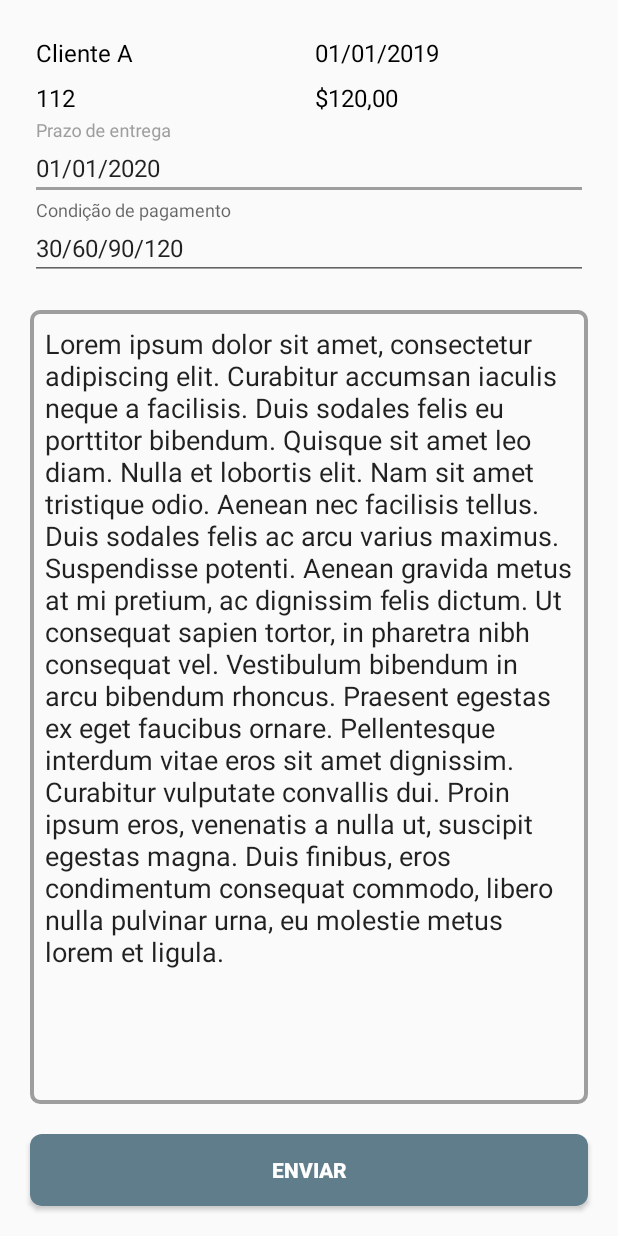
After one commit to danielfelipesartorio/Degas, an Android app: the layout activity_export_order.xml on its own in the app's theme, with its tools: preview values and no code run, on a phone screen of 412 x 824 dp. The commit adds this screen. Run offline under Robolectric (Android 15) with nearby library versions, the phone set to English and light mode, and no system bars.

Commit message:
Added observation field to Order

```diff
--- a/app/src/main/java/com/sartorio/degas/common/PdfCreatorHelper.kt
+++ b/app/src/main/java/com/sartorio/degas/common/PdfCreatorHelper.kt
@@ -115,7 +115,7 @@ class PdfCreatorHelper(context: AppCompatActivity) {
      * @return String
      */
     private fun getFileName(order: Order): String {
-        return "${order.client.name.companyName} - ${SimpleDateFormat("dd.MM.yyyy").format(order.date)}" + ".pdf"
+        return "${order.client.name.companyName} - ${SimpleDateFormat("dd.MM.yyyy").format(order.orderDate)}" + ".pdf"
     }
 
 }
--- a/app/src/main/java/com/sartorio/degas/common/di.kt
+++ b/app/src/main/java/com/sartorio/degas/common/di.kt
@@ -2,6 +2,7 @@ package com.sartorio.degas.common
 
 import com.google.gson.Gson
 import com.sartorio.degas.ui.*
+import com.sartorio.degas.ui.exportorder.ExportOrderViewModel
 import com.sartorio.degas.ui.newclient.NewClientViewModel
 import com.sartorio.degas.ui.orderdetails.OrderDetailsViewModel
 import com.sartorio.degas.ui.orderslist.OrdersListViewModel
@@ -19,6 +20,7 @@ val appModule = module {
     viewModel { ProductViewModel(get(), get()) }
     viewModel { OrderDetailsViewModel(get(), get()) }
     viewModel { NewClientViewModel(get()) }
+    viewModel { ExportOrderViewModel(get()) }
     single { ClientRepositoryImpl() as ClientRepository }
     single { OrderRepositoryImpl(get(), get()) as OrderRepository }
     single { ProductRepositoryImpl() as ProductRepository }
--- a/app/src/main/java/com/sartorio/degas/ui/orderslist/OrderViewHolder.kt
+++ b/app/src/main/java/com/sartorio/degas/ui/orderslist/OrderViewHolder.kt
@@ -9,6 +9,6 @@ import java.text.SimpleDateFormat
 class OrderViewHolder(private val view: View) : RecyclerView.ViewHolder(view) {
     fun format(order: Order) {
         view.textViewClientName.text = order.client.name.companyName
-        view.textViewOrderDate.text = SimpleDateFormat("dd/MM/yy").format(order.date)
+        view.textViewOrderDate.text = SimpleDateFormat("dd/MM/yy").format(order.orderDate)
     }
 }
--- /dev/null
+++ b/app/src/main/res/drawable/edit_text_box.xml
@@ -0,0 +1,9 @@
+<?xml version="1.0" encoding="utf-8"?>
+<shape xmlns:android="http://schemas.android.com/apk/res/android"
+    android:shape="rectangle">
+    <solid android:color="#00000000" />
+    <stroke android:width="2.5dp"
+        android:color="@color/colorAccent" />
+    <corners
+        android:radius="5dp"/>
+</shape>
--- /dev/null
+++ b/app/src/main/res/layout/activity_export_order.xml
@@ -0,0 +1,146 @@
+<?xml version="1.0" encoding="utf-8"?>
+<layout>
+
+    <data>
+        <variable
+            name="exportOrderViewModel"
+            type="com.sartorio.degas.ui.exportorder.ExportOrderViewModel" />
+    </data>
+
+    <androidx.constraintlayout.widget.ConstraintLayout xmlns:android="http://schemas.android.com/apk/res/android"
+        xmlns:app="http://schemas.android.com/apk/res-auto"
+        xmlns:tools="http://schemas.android.com/tools"
+        android:layout_width="match_parent"
+        android:layout_height="match_parent"
+        tools:context=".ui.exportorder.ExportOrderActivity">
+
+        <androidx.constraintlayout.widget.ConstraintLayout
+            android:paddingTop="20dp"
+            android:paddingEnd="20dp"
+            android:paddingStart="20dp"
+            android:id="@+id/orderDetailsContainer"
+            android:layout_width="0dp"
+            android:layout_height="wrap_content"
+            android:orientation="vertical"
+            app:layout_constraintEnd_toEndOf="parent"
+            app:layout_constraintStart_toStartOf="parent"
+            app:layout_constraintTop_toTopOf="parent">
+
+            <TextView
+                android:id="@+id/textViewClientName"
+                android:layout_width="0dp"
+                android:layout_height="wrap_content"
+                tools:text = "Cliente A"
+                android:textColor="@color/black"
+                android:textSize="16sp"
+                android:padding="4dp"
+                app:layout_constraintTop_toTopOf="parent"
+                app:layout_constraintStart_toStartOf="parent"
+                app:layout_constraintEnd_toStartOf="@id/textViewOrderDate"
+                android:text="@{exportOrderViewModel.clientName}"/>
+
+            <TextView
+                android:id="@+id/textViewOrderDate"
+                android:layout_width="0dp"
+                tools:text = "01/01/2019"
+                android:layout_height="wrap_content"
+                android:textSize="16sp"
+                android:textColor="@color/black"
+                android:padding="4dp"
+                app:layout_constraintTop_toTopOf="parent"
+                app:layout_constraintEnd_toEndOf="parent"
+                app:layout_constraintStart_toEndOf="@id/textViewClientName"
+                android:text="@{exportOrderViewModel.orderDate}"/>
+
+            <TextView
+                android:id="@+id/textViewOrderAmount"
+                android:layout_width="0dp"
+                android:textColor="@color/black"
+                android:layout_height="wrap_content"
+                android:textSize="16sp"
+                android:padding="4dp"
+                tools:text = "112"
+                app:layout_constraintTop_toBottomOf="@id/textViewClientName"
+                app:layout_constraintStart_toStartOf="parent"
+                app:layout_constraintEnd_toStartOf="@id/textViewOrderCost"
+                android:text="@{exportOrderViewModel.orderAmount}"/>
+
+            <TextView
+                android:id="@+id/textViewOrderCost"
+                android:textColor="@color/black"
+                android:layout_width="0dp"
+                android:textSize="16sp"
+                android:padding="4dp"
+                tools:text = "$120,00"
+                android:layout_height="wrap_content"
+                app:layout_constraintTop_toBottomOf="@id/textViewClientName"
+                app:layout_constraintEnd_toEndOf="parent"
+                app:layout_constraintStart_toEndOf="@id/textViewOrderAmount"
+                android:text="@{exportOrderViewModel.orderCost}"/>
+
+            <com.google.android.material.textfield.TextInputLayout
+                android:id="@+id/orderDeliveryDateLayout"
+                android:layout_width="0dp"
+                app:layout_constraintTop_toBottomOf="@id/textViewOrderCost"
+                app:layout_constraintStart_toStartOf="parent"
+                app:layout_constraintEnd_toEndOf="parent"
+                android:hint="Prazo de entrega"
+                android:layout_height="wrap_content">
+
+                <com.google.android.material.textfield.TextInputEditText
+                    android:layout_width="match_parent"
+                    android:layout_height="wrap_content"
+                    android:textSize="16sp"
+                    tools:text = "01/01/2020"
+                    android:singleLine="true"
+                    android:text="@={exportOrderViewModel.deliveryDate}"/>
+            </com.google.android.material.textfield.TextInputLayout>
+
+            <com.google.android.material.textfield.TextInputLayout
+                android:id="@+id/orderPaymentOptionDateLayout"
+                android:layout_width="match_parent"
+                android:hint="Condição de pagamento"
+                app:layout_constraintTop_toBottomOf="@id/orderDeliveryDateLayout"
+                app:layout_constraintStart_toStartOf="parent"
+                app:layout_constraintEnd_toEndOf="parent"
+                android:layout_height="wrap_content">
+
+                <com.google.android.material.textfield.TextInputEditText
+                    android:layout_width="match_parent"
+                    android:layout_height="wrap_content"
+                    android:textSize="16sp"
+                    tools:text = "30/60/90/120"
+                    android:singleLine="true"
+                    android:text="@={exportOrderViewModel.paymentOptions}"/>
+            </com.google.android.material.textfield.TextInputLayout>
+        </androidx.constraintlayout.widget.ConstraintLayout>
+
+        <com.google.android.material.textfield.TextInputEditText
+            android:id="@+id/editTextObservations"
+            android:layout_width="0dp"
+            android:layout_height="0dp"
+            android:layout_margin="20dp"
+            android:background="@drawable/edit_text_box"
+            android:gravity="top"
+            android:padding="10dp"
+            app:layout_constraintBottom_toTopOf="@id/buttonSend"
+            app:layout_constraintEnd_toEndOf="parent"
+            android:text="@={exportOrderViewModel.orderObservations}"
+            app:layout_constraintStart_toStartOf="parent"
+            app:layout_constraintTop_toBottomOf="@id/orderDetailsContainer"
+            tools:text="Lorem ipsum dolor sit amet, consectetur adipiscing elit. Curabitur accumsan iaculis neque a facilisis. Duis sodales felis eu porttitor bibendum. Quisque sit amet leo diam. Nulla et lobortis elit. Nam sit amet tristique odio. Aenean nec facilisis tellus. Duis sodales felis ac arcu varius maximus. Suspendisse potenti. Aenean gravida metus at mi pretium, ac dignissim felis dictum. Ut consequat sapien tortor, in pharetra nibh consequat vel. Vestibulum bibendum in arcu bibendum rhoncus. Praesent egestas ex eget faucibus ornare. Pellentesque interdum vitae eros sit amet dignissim. Curabitur vulputate convallis dui. Proin ipsum eros, venenatis a nulla ut, suscipit egestas magna. Duis finibus, eros condimentum consequat commodo, libero nulla pulvinar urna, eu molestie metus lorem et ligula." />
+
+        <androidx.appcompat.widget.AppCompatButton
+            android:id="@+id/buttonSend"
+            android:layout_width="0dp"
+            android:layout_height="wrap_content"
+            android:layout_margin="20dp"
+            android:background="@drawable/button_background"
+            android:text="Enviar"
+            android:textColor="@color/white"
+            android:textStyle="bold"
+            app:layout_constraintBottom_toBottomOf="parent"
+            app:layout_constraintEnd_toEndOf="parent"
+            app:layout_constraintStart_toStartOf="parent" />
+    </androidx.constraintlayout.widget.ConstraintLayout>
+</layout>
```
Also changed, not shown: app/src/main/AndroidManifest.xml (+7 -0 lines), app/src/main/java/com/sartorio/degas/model/Order.kt (+5 -2 lines), app/src/main/java/com/sartorio/degas/ui/exportorder/ExportOrderActivity.kt (added, +103 -0 lines), app/src/main/java/com/sartorio/degas/ui/exportorder/ExportOrderViewModel.kt (added, +43 -0 lines), app/src/main/java/com/sartorio/degas/ui/orderdetails/OrderDetailsActivity.kt (+5 -17 lines).
